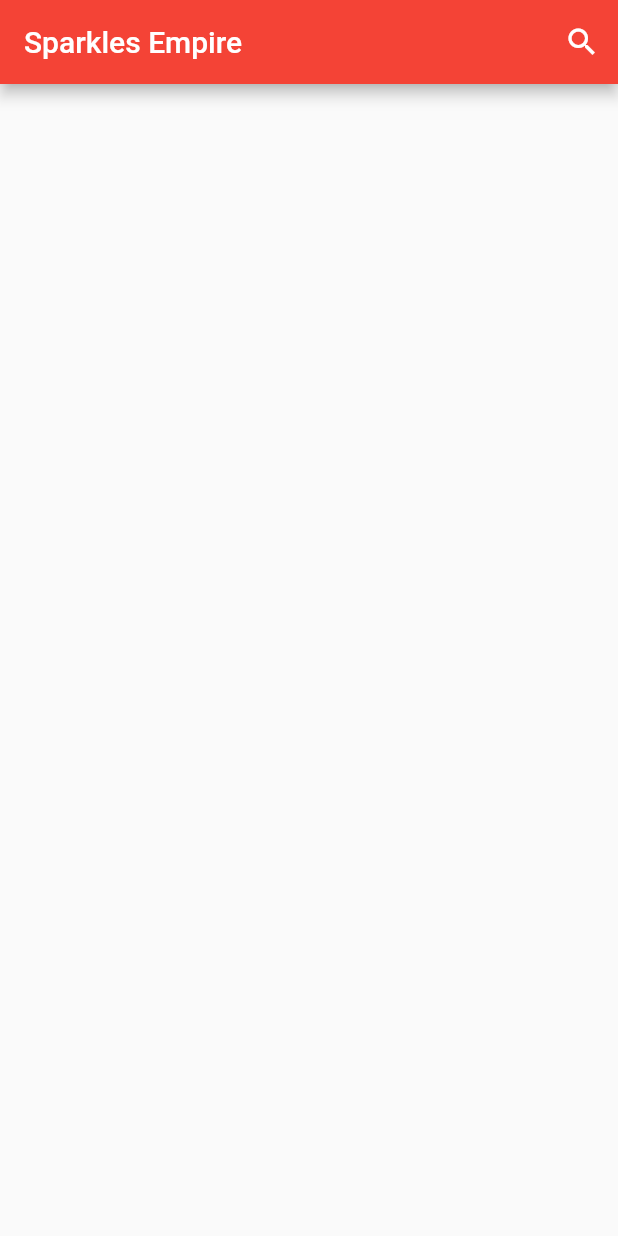
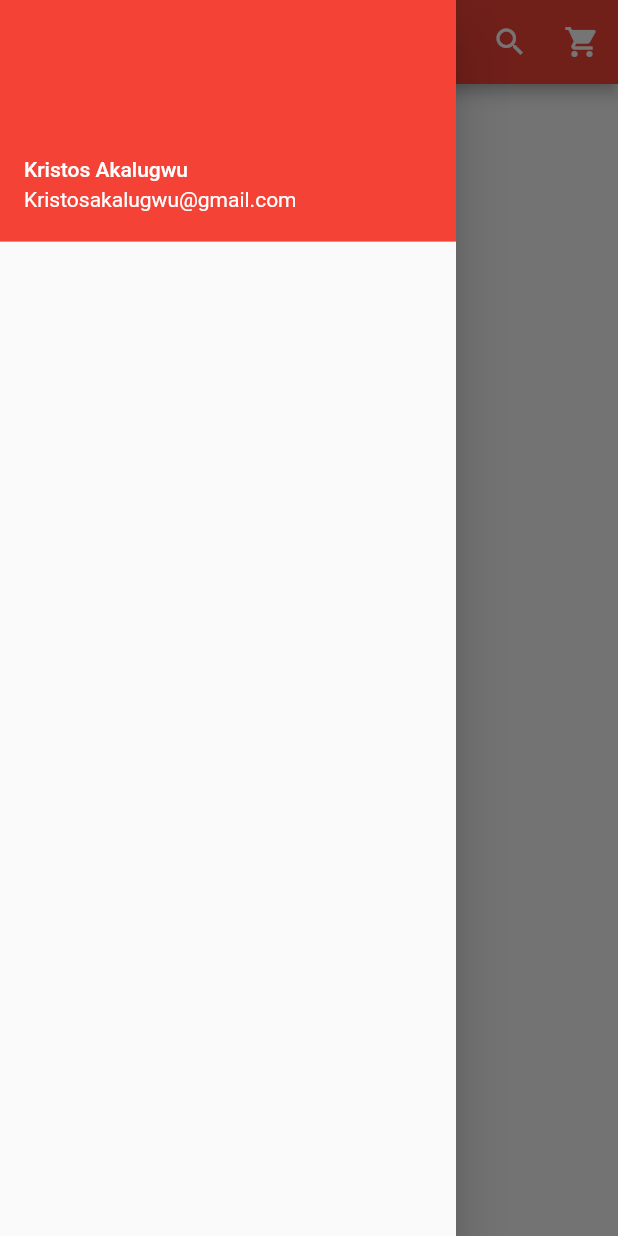
Before and after one commit to Certified-kristoph/Sparkles_Empire, a Flutter app: the screen it shows after launch, with the side drawer open (before the commit the screen has no drawer), on a phone screen of 412 x 824 dp. Run offline on Flutter 3.47's test engine with Material 2 defaults, Android fonts, the phone set to English and light mode, and no system bars.

Commit message:
Second commit

```diff
--- a/lib/homepage.dart
+++ b/lib/homepage.dart
@@ -18,9 +18,28 @@ class _HomePageState extends State<HomePage> {
               Icons.search,
               color: Colors.white,
             ),
-            onPressed: (){},
-          )
+             onPressed: (){},
+            ),
+          new IconButton(
+            icon: Icon(
+              Icons.shopping_cart,
+              color: Colors.white,
+            ),
+             onPressed: (){},
+            ),
         ],
+      ),
+
+      drawer: new Drawer(
+        child: new ListView(
+          children: <Widget>[
+            //header part of the drawer
+            new UserAccountsDrawerHeader(
+              accountName: Text('Kristos Akalugwu'),//User acoount name
+              accountEmail: Text('Kristosakalugwu@gmail.com'),//User account Email
+            )
+          ],
+        ),
       ),
     );
   }
```
Also changed, not shown: 1 other file.
